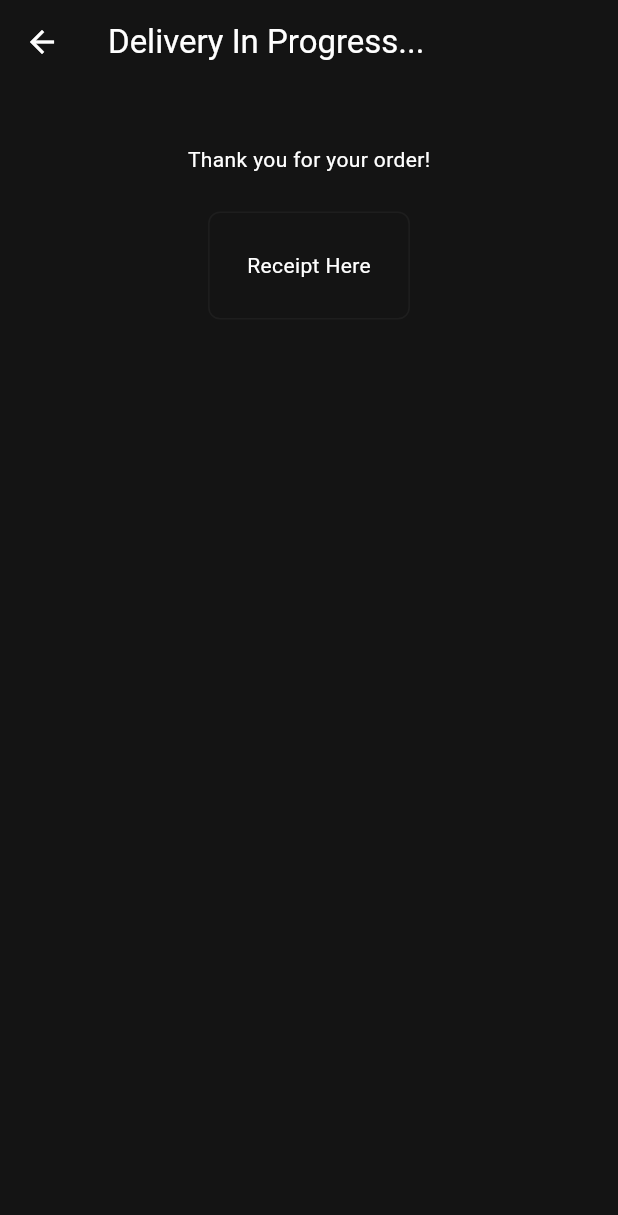
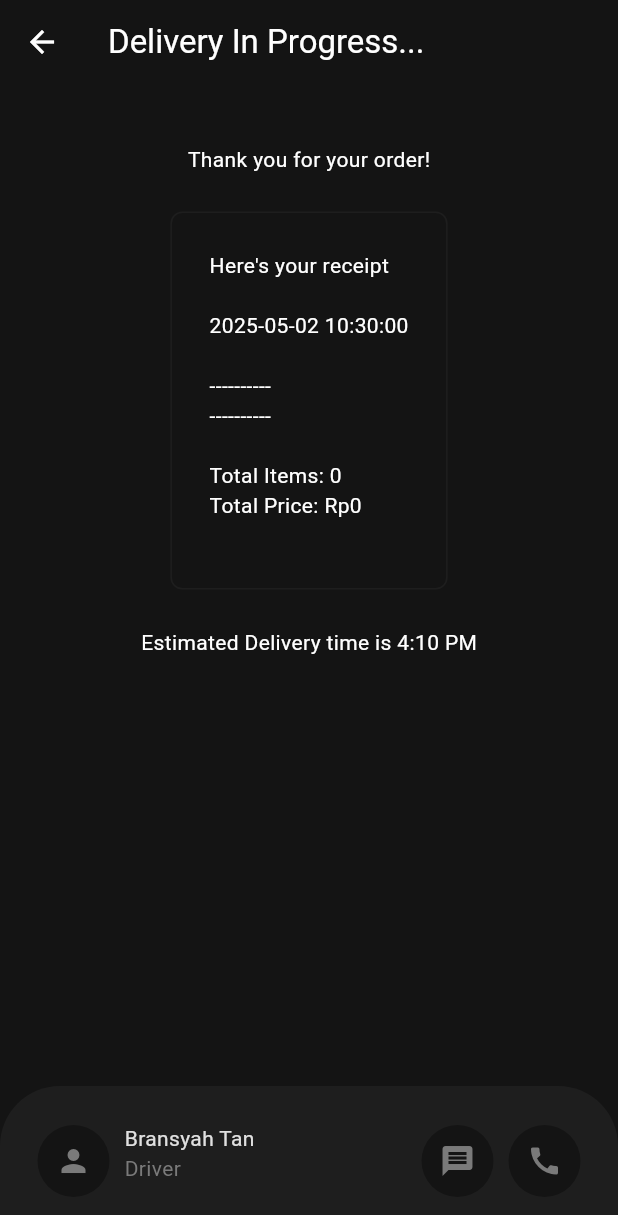
Before and after one commit to bransyahtan/food_delivery, a Flutter app: the DeliveryProgressPage screen opened directly, on a phone screen of 412 x 824 dp. Shown: the top 1215 px of the screen. Run offline on Flutter 3.47's test engine with Material 3 defaults, Android fonts, the phone set to English and light mode, and no system bars; our stand-ins replace curved_navigation_bar, flutter_credit_card.

Commit message:
finishin delivery progress page

```diff
--- a/lib/components/my_receipt.dart
+++ b/lib/components/my_receipt.dart
@@ -1,4 +1,6 @@
 import 'package:flutter/material.dart';
+import 'package:food_delivery/models/restaurant.dart';
+import 'package:provider/provider.dart';
 
 class MyReceipt extends StatelessWidget {
   const MyReceipt({super.key});
@@ -21,8 +23,14 @@ class MyReceipt extends StatelessWidget {
                 borderRadius: BorderRadius.circular(8),
               ),
               padding: const EdgeInsets.all(25),
-              child: const Text('Receipt Here'),
+              child: Consumer<Restaurant>(
+                builder:
+                    (context, restaurant, child) =>
+                        Text(restaurant.displayReceipt()),
+              ),
             ),
+            const SizedBox(height: 25),
+            const Text('Estimated Delivery time is 4:10 PM'),
           ],
         ),
       ),
--- a/lib/models/restaurant.dart
+++ b/lib/models/restaurant.dart
@@ -1,7 +1,9 @@
 import 'package:collection/collection.dart';
 import 'package:flutter/material.dart';
+import 'package:food_delivery/helper/helper.dart';
 import 'package:food_delivery/models/cart_item.dart';
 import 'package:food_delivery/models/food.dart';
+import 'package:intl/intl.dart';
 
 class Restaurant extends ChangeNotifier {
   final List<Food> _menu = [
@@ -309,4 +311,41 @@ class Restaurant extends ChangeNotifier {
     _cart.clear();
     notifyListeners();
   }
+
+  String displayReceipt() {
+    final receipt =
+        StringBuffer()
+          ..writeln("Here's your receipt")
+          ..writeln()
+          ..writeln(DateFormat('yyyy-MM-dd HH:mm:ss').format(DateTime.now()))
+          ..writeln()
+          ..writeln('----------');
+
+    for (final cartItem in _cart) {
+      receipt
+        ..writeln(
+          '${cartItem.quantity} x ${cartItem.food.name} - ${formatRupiah.format(cartItem.food.price)}',
+        )
+        ..writeln(
+          cartItem.selectedAddons.isNotEmpty
+              ? '    Add-ons: ${_formatAddons(cartItem.selectedAddons)}'
+              : '',
+        )
+        ..writeln();
+    }
+
+    receipt
+      ..writeln('----------')
+      ..writeln()
+      ..writeln('Total Items: ${getTotalItemCount()}')
+      ..writeln('Total Price: ${formatRupiah.format(getTotalPrice())}');
+
+    return receipt.toString();
+  }
+
+  String _formatAddons(List<AddOn> addons) {
+    return addons
+        .map((addon) => '${addon.name} (${formatRupiah.format(addon.price)})')
+        .join(', ');
+  }
 }
--- a/lib/pages/delivery_progress_page.dart
+++ b/lib/pages/delivery_progress_page.dart
@@ -11,7 +11,82 @@ class DeliveryProgressPage extends StatelessWidget {
         title: const Text('Delivery In Progress...'),
         backgroundColor: Colors.transparent,
       ),
+      bottomNavigationBar: _bottomNavigationBar(context),
       body: const Column(children: [MyReceipt()]),
     );
   }
 }
+
+Widget _bottomNavigationBar(BuildContext context) {
+  return Container(
+    height: 100,
+    padding: const EdgeInsets.all(25),
+
+    decoration: BoxDecoration(
+      color: Theme.of(context).colorScheme.secondary,
+      borderRadius: const BorderRadius.only(
+        topLeft: Radius.circular(40),
+        topRight: Radius.circular(40),
+      ),
+    ),
+    child: Row(
+      children: [
+        Container(
+          decoration: BoxDecoration(
+            color: Theme.of(context).colorScheme.surface,
+            shape: BoxShape.circle,
+          ),
+          child: IconButton(
+            onPressed: () {},
+            icon: const Icon(Icons.person),
+            color: Theme.of(context).colorScheme.primary,
+          ),
+        ),
+        const SizedBox(width: 10),
+        Column(
+          crossAxisAlignment: CrossAxisAlignment.start,
+          children: [
+            Text(
+              'Bransyah Tan',
+              style: TextStyle(
+                color: Theme.of(context).colorScheme.inversePrimary,
+              ),
+            ),
+            Text(
+              'Driver',
+              style: TextStyle(color: Theme.of(context).colorScheme.primary),
+            ),
+          ],
+        ),
+        const Spacer(),
+        Row(
+          children: [
+            Container(
+              decoration: BoxDecoration(
+                color: Theme.of(context).colorScheme.surface,
+                shape: BoxShape.circle,
+              ),
+              child: IconButton(
+                onPressed: () {},
+                icon: const Icon(Icons.message),
+                color: Theme.of(context).colorScheme.primary,
+              ),
+            ),
+            const SizedBox(width: 10),
+            Container(
+              decoration: BoxDecoration(
+                color: Theme.of(context).colorScheme.surface,
+                shape: BoxShape.circle,
+              ),
+              child: IconButton(
+                onPressed: () {},
+                icon: const Icon(Icons.call),
+                color: Theme.of(context).colorScheme.primary,
+              ),
+            ),
+          ],
+        ),
+      ],
+    ),
+  );
+}
```
